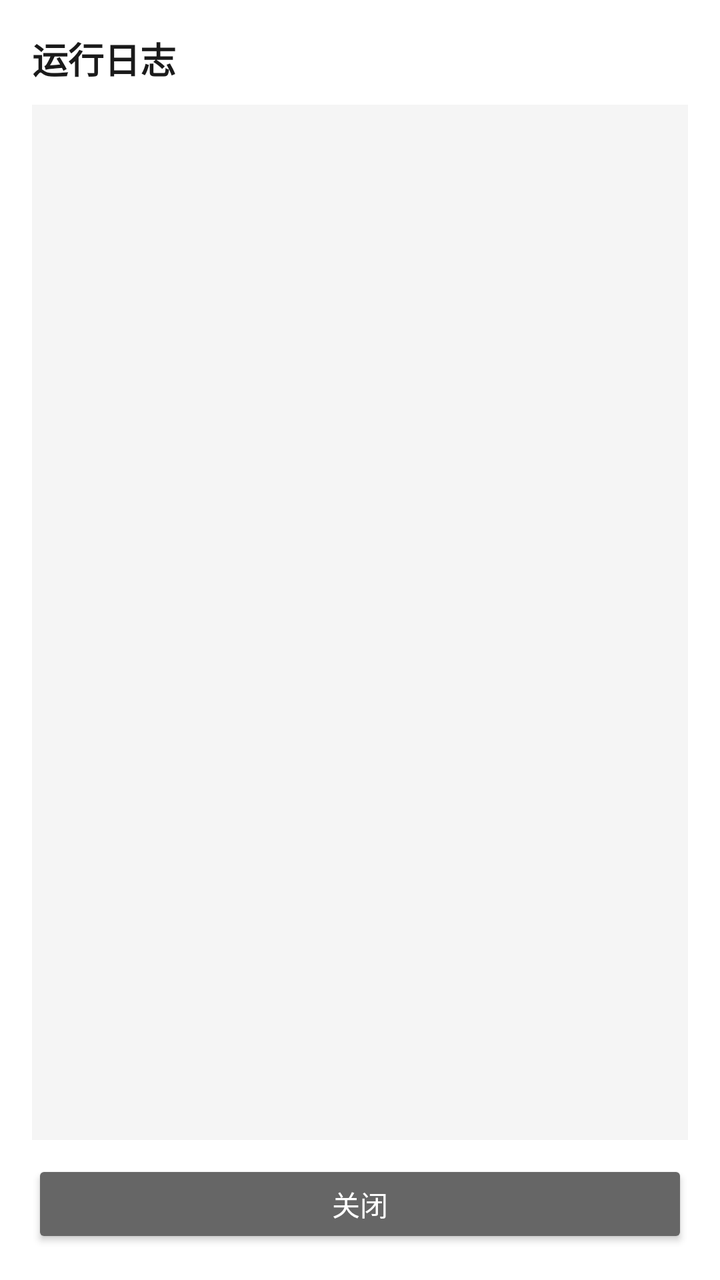
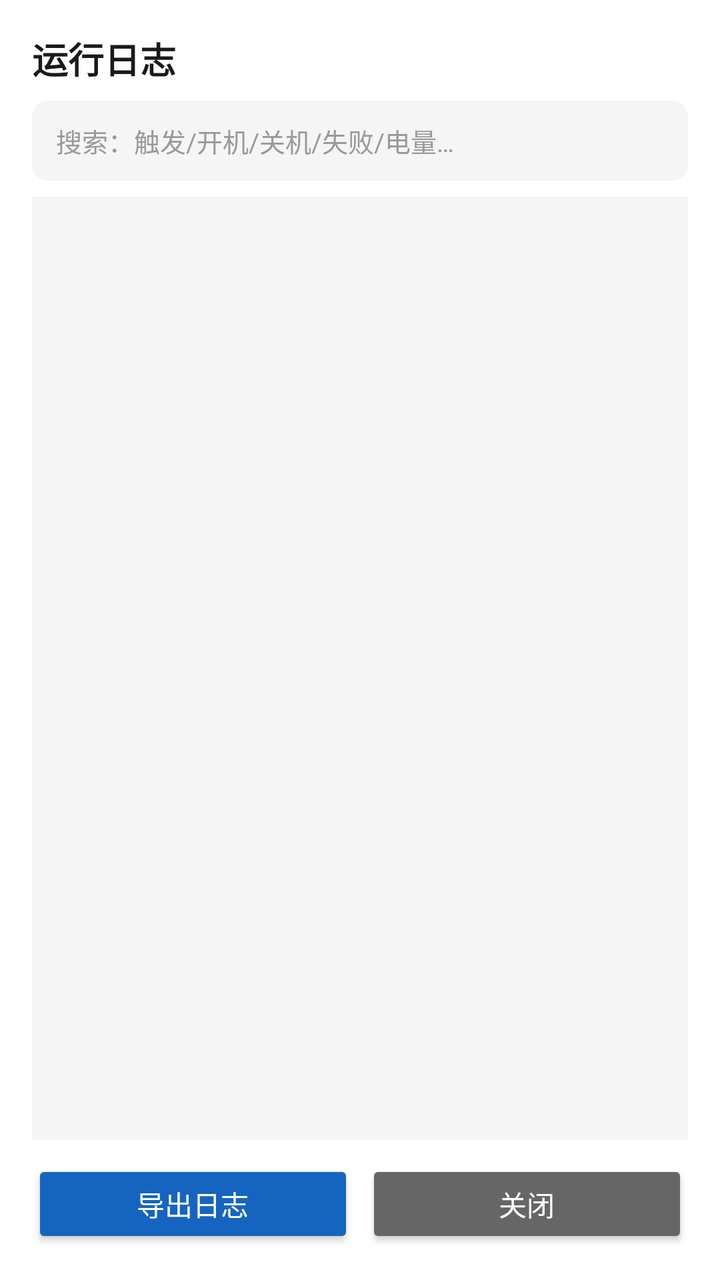

The first picture is an Android layout as it rendered before a commit; the second is the same layout after the commit. The layout source and the unified diff follow.
<!-- AndroidManifest.xml: application theme AppTheme -->
<!-- res/layout/dialog_log.xml -->
<?xml version="1.0" encoding="utf-8"?>
<LinearLayout xmlns:android="http://schemas.android.com/apk/res/android"
    android:layout_width="match_parent"
    android:layout_height="match_parent"
    android:orientation="vertical"
    android:padding="16dp"
    android:background="@color/niu_card">
    <TextView
        android:layout_width="match_parent"
        android:layout_height="wrap_content"
        android:text="运行日志"
        android:textSize="18sp"
        android:textStyle="bold"
        android:textColor="@color/niu_text"
        android:layout_marginBottom="10dp"/>
    <ScrollView
        android:layout_width="match_parent"
        android:layout_height="0dp"
        android:layout_weight="1"
        android:background="@color/niu_input_bg"
        android:padding="8dp">
        <TextView
            android:id="@+id/tv_log_content"
            android:layout_width="match_parent"
            android:layout_height="wrap_content"
            android:textSize="11sp"
            android:fontFamily="monospace"
            android:textColor="@color/niu_text"/>
    </ScrollView>
    <Button
        android:id="@+id/btn_close_log"
        android:layout_width="match_parent"
        android:layout_height="44dp"
        android:layout_marginTop="10dp"
        android:text="关闭"
        android:textColor="#FFFFFF"
        android:backgroundTint="@color/niu_text_secondary"/>
</LinearLayout>
<!-- resources referenced by this layout -->
<resources>
  <color name="niu_card">#FFFFFF</color>
  <color name="niu_input_bg">#F5F5F5</color>
  <color name="niu_text">#1A1A1A</color>
  <color name="niu_text_secondary">#666666</color>
  <style name="AppTheme" parent="Theme.MaterialComponents.DayNight.NoActionBar">
          <item name="colorPrimary">@color/niu_primary</item>
          <item name="colorPrimaryDark">@color/niu_primary_dark</item>
          <item name="colorAccent">@color/niu_primary</item>
          <item name="android:windowBackground">@color/niu_bg</item>
          <item name="android:statusBarColor">@color/niu_bg</item>
          <item name="android:windowLightStatusBar">true</item>
      </style>
  <color name="niu_primary">#1565C0</color>
  <color name="niu_primary_dark">#0D47A1</color>
  <color name="niu_bg">#F5F5F5</color>
</resources>

<!-- the commit's change to res/layout/dialog_log.xml (unified diff, before → after) -->
@@ -1,4 +1,5 @@
 <?xml version="1.0" encoding="utf-8"?>
+
 <LinearLayout xmlns:android="http://schemas.android.com/apk/res/android"
     android:layout_width="match_parent"
     android:layout_height="match_parent"
@@ -12,7 +13,20 @@
         android:textSize="18sp"
         android:textStyle="bold"
         android:textColor="@color/niu_text"
-        android:layout_marginBottom="10dp"/>
+        android:layout_marginBottom="8dp"/>
+    <EditText
+        android:id="@+id/et_log_filter"
+        android:layout_width="match_parent"
+        android:layout_height="40dp"
+        android:hint="搜索：触发/开机/关机/失败/电量…"
+        android:background="@drawable/bg_input"
+        android:paddingHorizontal="12dp"
+        android:textSize="13sp"
+        android:textColor="@color/niu_text"
+        android:textColorHint="@color/niu_hint"
+        android:inputType="text"
+        android:singleLine="true"
+        android:layout_marginBottom="8dp"/>
     <ScrollView
         android:layout_width="match_parent"
         android:layout_height="0dp"
@@ -27,12 +41,27 @@
             android:fontFamily="monospace"
             android:textColor="@color/niu_text"/>
     </ScrollView>
-    <Button
-        android:id="@+id/btn_close_log"
+    <LinearLayout
         android:layout_width="match_parent"
-        android:layout_height="44dp"
-        android:layout_marginTop="10dp"
-        android:text="关闭"
-        android:textColor="#FFFFFF"
-        android:backgroundTint="@color/niu_text_secondary"/>
+        android:layout_height="wrap_content"
+        android:orientation="horizontal"
+        android:layout_marginTop="10dp">
+        <Button
+            android:id="@+id/btn_export_log"
+            android:layout_width="0dp"
+            android:layout_height="44dp"
+            android:layout_weight="1"
+            android:text="导出日志"
+            android:textColor="#FFFFFF"
+            android:backgroundTint="@color/niu_primary"
+            android:layout_marginEnd="6dp"/>
+        <Button
+            android:id="@+id/btn_close_log"
+            android:layout_width="0dp"
+            android:layout_height="44dp"
+            android:layout_weight="1"
+            android:text="关闭"
+            android:textColor="#FFFFFF"
+            android:backgroundTint="@color/niu_text_secondary"/>
+    </LinearLayout>
 </LinearLayout>
<!-- resource entries referenced after the edit -->
@@ -1,9 +1,17 @@
 <!-- resources referenced by this layout -->
 <resources>
   <color name="niu_card">#FFFFFF</color>
+  <color name="niu_hint">#999999</color>
   <color name="niu_input_bg">#F5F5F5</color>
   <color name="niu_text">#1A1A1A</color>
   <color name="niu_text_secondary">#666666</color>
+  <!-- drawable bg_input (drawable) -->
+  <?xml version="1.0" encoding="utf-8"?>
+  
+  <shape xmlns:android="http://schemas.android.com/apk/res/android" android:shape="rectangle">
+      <solid android:color="@color/niu_input_bg"/>
+      <corners android:radius="8dp"/>
+  </shape>
   <style name="AppTheme" parent="Theme.MaterialComponents.DayNight.NoActionBar">
           <item name="colorPrimary">@color/niu_primary</item>
           <item name="colorPrimaryDark">@color/niu_primary_dark</item>
